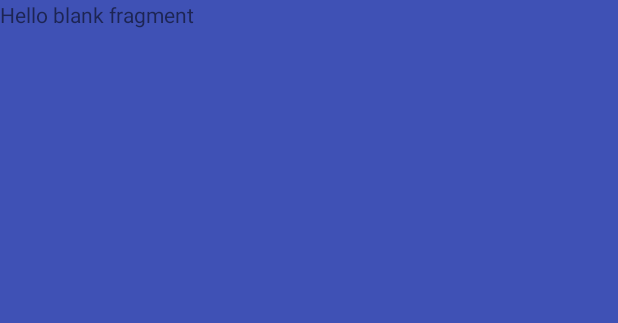
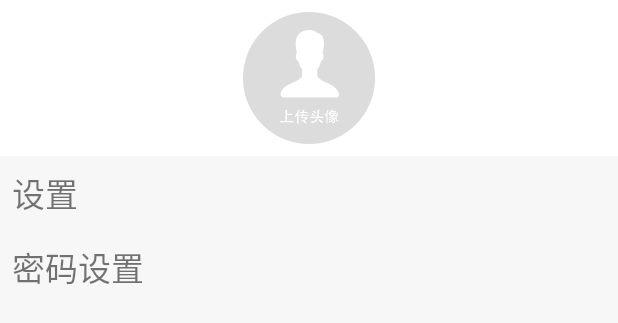
Before and after one commit to zhangyubao/frameStudy, an Android app: the layout fragment_mine.xml on its own in the app's theme, with its tools: preview values and no code run, on a phone screen of 412 x 824 dp. Shown: the top 323 px of the screen. Run offline under Robolectric (Android 15) with nearby library versions, the phone set to English and light mode, and no system bars.

```diff
--- a/app/src/main/java/com/zbao/news/MainActivity.java
+++ b/app/src/main/java/com/zbao/news/MainActivity.java
@@ -76,7 +76,7 @@ public class MainActivity extends BaseActivity implements OnTabItemSelectListene
      */
     private void addMenuTable() {
         mController = menuTab.builder()
-                .addTabItem(R.drawable.menu_new_selector, getResources().getString(R.string.news))
+                    .addTabItem(R.drawable.menu_new_selector, getResources().getString(R.string.news))
                 .addTabItem(R.drawable.menu_joke_selector, getResources().getString(R.string.jokes))
                 .addTabItem(R.drawable.menu_video_selector, getResources().getString(R.string.video))
                 .addTabItem(R.drawable.menu_mine_selector, getResources().getString(R.string.mine))
--- a/app/src/main/java/com/zbao/news/main/mine/widget/MineFragment.java
+++ b/app/src/main/java/com/zbao/news/main/mine/widget/MineFragment.java
@@ -2,31 +2,47 @@ package com.zbao.news.main.mine.widget;
 
 
 import android.os.Bundle;
+import android.util.Log;
 import android.view.LayoutInflater;
 import android.view.View;
 import android.view.ViewGroup;
+import android.widget.ImageView;
+import android.widget.TextView;
 
 import com.orhanobut.logger.Logger;
 import com.zbao.news.R;
 import com.zbao.news.base.BaseFragment;
+
+import butterknife.Bind;
+import butterknife.ButterKnife;
 
 /**
  * 我的.
  */
 public class MineFragment extends BaseFragment {
 
-
     private static final String TAG = "MineFragment";
 
+    @Bind(R.id.iv_user_image)
+    ImageView mIvUserImage;   //用户头像
+    @Bind(R.id.tv_setting)
+    TextView mTvSetting;     //设置
+    @Bind(R.id.tv_password)
+    TextView mTvPassword;   //密码设置
+
+    private TestThread mTestThread;
+
     public MineFragment() {
-        // Required empty public constructor
+
     }
-
 
     @Override
     public View onCreateView(LayoutInflater inflater, ViewGroup container,
                              Bundle savedInstanceState) {
-        super.onCreateView(inflater,container,savedInstanceState);
+        super.onCreateView(inflater, container, savedInstanceState);
+        ButterKnife.bind(this, mView);
+        mTestThread = new TestThread();
+        mTestThread.start();
         return mView;
     }
 
@@ -48,4 +64,24 @@ public class MineFragment extends BaseFragment {
 
     }
 
+
+    private class TestThread extends Thread {
+        @Override
+        public void run() {
+            super.run();
+            while (true)
+               Log.e("TAG","当前线程~~~~~~~~~~~~~~~~~~~~~~~~~~~~~~~~~~~~~~~~~");
+        }
+    }
+
+    @Override
+    public void onDestroyView() {
+        super.onDestroyView();
+        mTestThread.stop();
+    }
+
+    @Override
+    public void onDestroy() {
+        super.onDestroy();
+    }
 }
--- a/app/src/main/res/layout/fragment_mine.xml
+++ b/app/src/main/res/layout/fragment_mine.xml
@@ -1,14 +1,35 @@
-<FrameLayout xmlns:android="http://schemas.android.com/apk/res/android"
-             xmlns:tools="http://schemas.android.com/tools"
-             android:layout_width="match_parent"
-             android:layout_height="match_parent"
-             android:background="@color/colorPrimary"
-             tools:context=".main.mine.widget.MineFragment">
+<LinearLayout xmlns:android="http://schemas.android.com/apk/res/android"
+              xmlns:tools="http://schemas.android.com/tools"
+              android:layout_width="match_parent"
+              android:layout_height="match_parent"
+              android:background="@color/cardview_shadow_end_color"
+              android:gravity="center_horizontal"
+              android:orientation="vertical"
+              tools:context=".main.mine.widget.MineFragment">
 
-    <!-- TODO: Update blank fragment layout -->
+    <ImageView
+        android:id="@+id/iv_user_image"
+        android:layout_width="match_parent"
+        android:layout_height="wrap_content"
+        android:background="@color/white"
+        android:paddingBottom="@dimen/flash_padding"
+        android:paddingTop="@dimen/flash_padding"
+        android:src="@mipmap/ic_default_user_image_normal"/>
+
     <TextView
+        android:id="@+id/tv_setting"
         android:layout_width="match_parent"
-        android:layout_height="match_parent"
-        android:text="@string/hello_blank_fragment"/>
+        android:layout_height="wrap_content"
+        android:padding="@dimen/flash_padding"
+        android:text="设置"
+        android:textSize="@dimen/mine_text_size"/>
 
-</FrameLayout>
+    <TextView
+        android:id="@+id/tv_password"
+        android:layout_width="match_parent"
+        android:layout_height="wrap_content"
+        android:padding="@dimen/flash_padding"
+        android:text="密码设置"
+        android:textSize="@dimen/mine_text_size"/>
+
+</LinearLayout>
--- a/app/src/main/res/values/dimens.xml
+++ b/app/src/main/res/values/dimens.xml
@@ -5,5 +5,6 @@
     <dimen name="menu_bottom_padding">5dp</dimen>
     <dimen name="flash_padding">8dp</dimen>
     <dimen name="content_size">16sp</dimen>
+    <dimen name="mine_text_size">22sp</dimen>
     <dimen name="title_size">14sp</dimen>
 </resources>
```
Also changed, not shown: app/src/main/java/com/zbao/news/TestDemo.java (added, +22 -0 lines), app/src/main/res/mipmap-hdpi/ic_default_user_image_normal.png (added), 2 other files.
